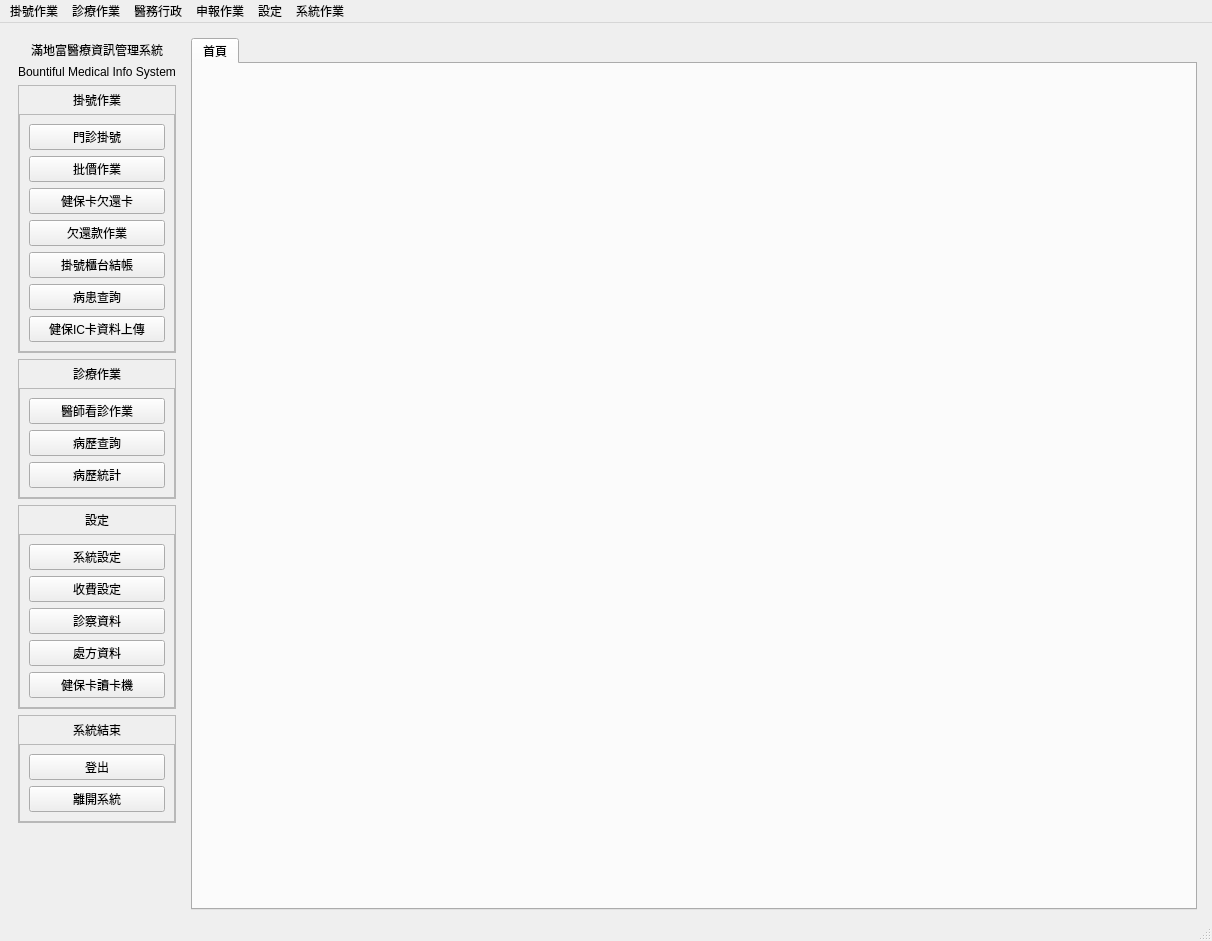
picacat/pyMedical, file ui/pymedical.ui: the form before one commit.
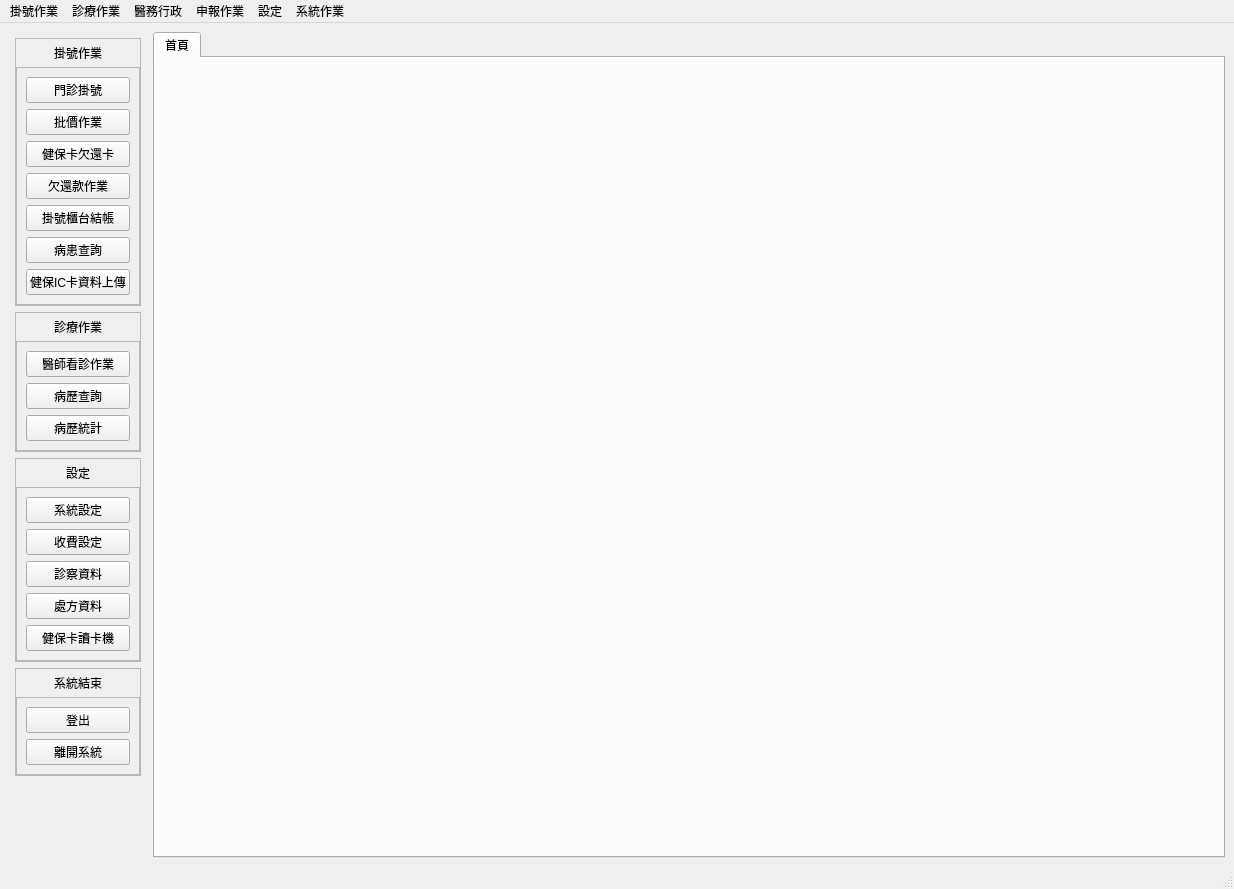
The form after the commit. Icons and pictures are not drawn.

What changed in the file:
```diff
--- a/ui/pymedical.ui
+++ b/ui/pymedical.ui
@@ -9,8 +9,8 @@
    <rect>
     <x>0</x>
     <y>0</y>
-    <width>1212</width>
-    <height>941</height>
+    <width>1234</width>
+    <height>889</height>
    </rect>
   </property>
   <property name="windowTitle">
@@ -39,76 +39,18 @@
        <number>1</number>
       </property>
       <layout class="QVBoxLayout" name="verticalLayout_10">
-       <item>
-        <widget class="QLabel" name="label_title">
-         <property name="sizePolicy">
-          <sizepolicy hsizetype="Preferred" vsizetype="Preferred">
-           <horstretch>0</horstretch>
-           <verstretch>0</verstretch>
-          </sizepolicy>
-         </property>
-         <property name="font">
-          <font>
-           <weight>50</weight>
-           <italic>false</italic>
-           <bold>false</bold>
-          </font>
-         </property>
-         <property name="styleSheet">
-          <string notr="true"/>
-         </property>
-         <property name="frameShape">
-          <enum>QFrame::NoFrame</enum>
-         </property>
-         <property name="frameShadow">
-          <enum>QFrame::Plain</enum>
-         </property>
-         <property name="lineWidth">
-          <number>1</number>
-         </property>
-         <property name="midLineWidth">
-          <number>0</number>
-         </property>
-         <property name="text">
-          <string>滿地富醫療資訊管理系統</string>
-         </property>
-         <property name="alignment">
-          <set>Qt::AlignCenter</set>
-         </property>
-         <property name="margin">
-          <number>0</number>
-         </property>
-        </widget>
-       </item>
-       <item>
-        <widget class="QLabel" name="label_eng_title">
-         <property name="sizePolicy">
-          <sizepolicy hsizetype="Preferred" vsizetype="Preferred">
-           <horstretch>0</horstretch>
-           <verstretch>0</verstretch>
-          </sizepolicy>
-         </property>
-         <property name="font">
-          <font>
-           <weight>50</weight>
-           <italic>false</italic>
-           <bold>false</bold>
-          </font>
-         </property>
-         <property name="styleSheet">
-          <string notr="true"/>
-         </property>
-         <property name="text">
-          <string>Bountiful Medical Info System</string>
-         </property>
-         <property name="alignment">
-          <set>Qt::AlignCenter</set>
-         </property>
-         <property name="margin">
-          <number>0</number>
-         </property>
-        </widget>
-       </item>
+       <property name="leftMargin">
+        <number>6</number>
+       </property>
+       <property name="topMargin">
+        <number>6</number>
+       </property>
+       <property name="rightMargin">
+        <number>6</number>
+       </property>
+       <property name="bottomMargin">
+        <number>6</number>
+       </property>
        <item>
         <widget class="QFrame" name="frame_registration">
          <property name="styleSheet">
@@ -546,17 +488,6 @@
      </widget>
     </item>
     <item>
-     <layout class="QVBoxLayout" name="verticalLayout_9">
-      <property name="leftMargin">
-       <number>0</number>
-      </property>
-      <property name="topMargin">
-       <number>6</number>
-      </property>
-      <property name="rightMargin">
-       <number>6</number>
-      </property>
-      <item>
        <widget class="QTabWidget" name="tabWidget_window">
         <property name="currentIndex">
          <number>0</number>
@@ -572,15 +503,13 @@
        </widget>
       </item>
      </layout>
-    </item>
-   </layout>
   </widget>
   <widget class="QMenuBar" name="menubar">
    <property name="geometry">
     <rect>
      <x>0</x>
      <y>0</y>
-     <width>1212</width>
+     <width>1234</width>
      <height>26</height>
     </rect>
    </property>
```
Lines whose indentation alone changed are shown as unchanged.
